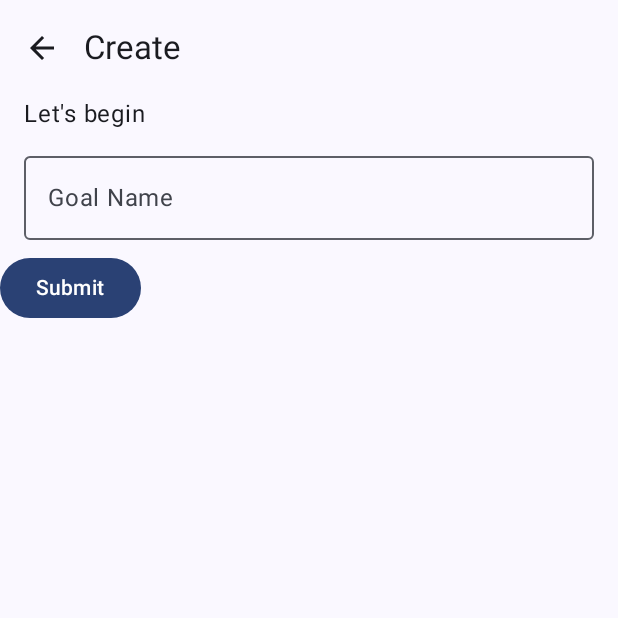
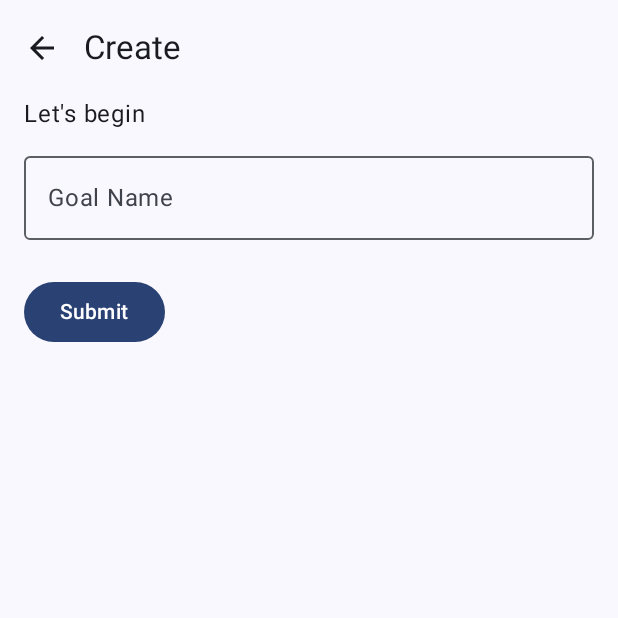
Before and after one commit to fatihsokmen/SavingsGoals, an Android app built with Jetpack Compose: the composable AddGoalContent shown on its own in the app's theme, on a phone screen of 412 x 824 dp, the top half of it. Run offline under Robolectric (Android 15) with nearby library versions, the phone set to English and light mode, and no system bars.

Commit message:
Minor ui fixes

```diff
--- a/app/src/main/java/com/github/fatihsokmen/savingsgoals/presentation/newspace/NewSpaceScreen.kt
+++ b/app/src/main/java/com/github/fatihsokmen/savingsgoals/presentation/newspace/NewSpaceScreen.kt
@@ -119,7 +119,7 @@ fun GoalNameInput(onCrateNewSpace: (String) -> Unit, padding: PaddingValues) {
         )
         Spacer(modifier = Modifier.height(8.dp))
         Row(modifier = Modifier.fillMaxWidth()) {
-            Button(onClick = { onCrateNewSpace(goalName) }
+            Button(modifier = Modifier.padding(16.dp), onClick = { onCrateNewSpace(goalName) }
             ) {
                 Text(text = stringResource(R.string.new_space_submit_label))
             }
```
